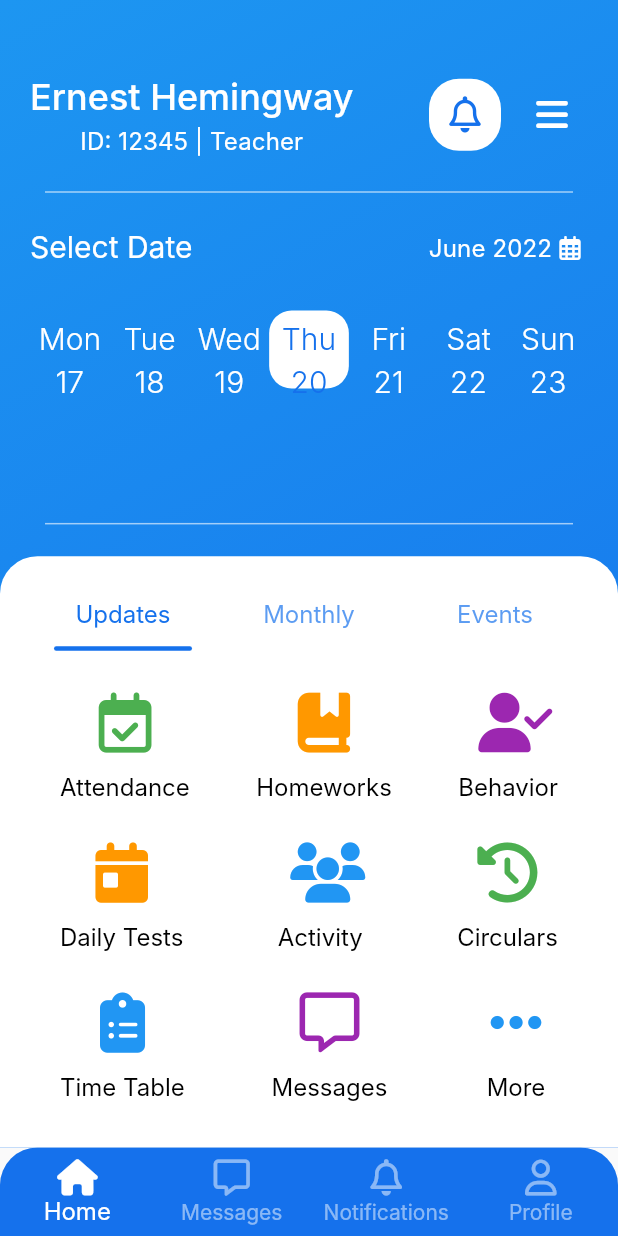
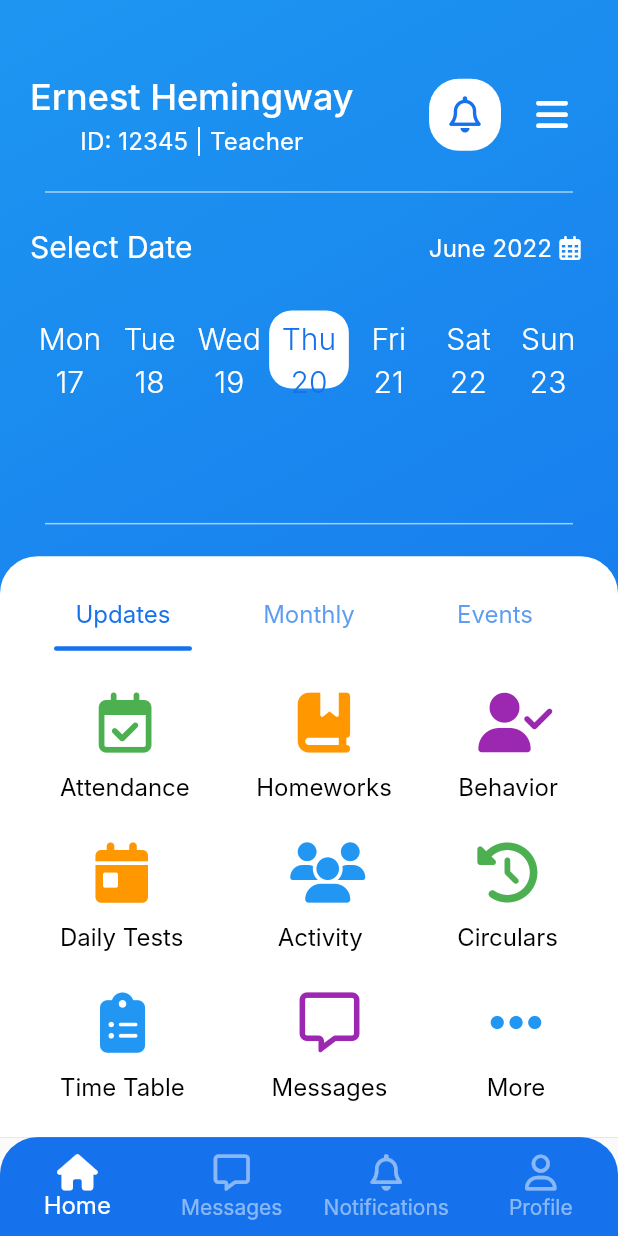
Before and after one commit to MohadesehHakimi/school_management, a Flutter app: the screen it shows after launch, on a phone screen of 412 x 824 dp. Run offline on Flutter 3.47's test engine with Material 2 defaults, Android fonts, the phone set to English and light mode, and no system bars; drawn by our look-alikes of table_calendar; our stand-ins replace font_awesome_flutter; Roboto replaces fonts that are missing (Inter).

Commit message:
chore: increase height of bottom navigation bar

```diff
--- a/lib/widgets/bottom_navigation_bar.dart
+++ b/lib/widgets/bottom_navigation_bar.dart
@@ -19,7 +19,9 @@ class _CustomBottomNavigationBarState extends State<CustomBottomNavigationBar> {
 
   @override
   Widget build(BuildContext context) {
-    return ClipRRect(
+    return SizedBox(
+      height: MediaQuery.of(context).size.height * 0.08,
+      child: ClipRRect(
         borderRadius: const BorderRadius.only(
           topLeft: Radius.circular(25.0),
           topRight: Radius.circular(25.0),
@@ -52,6 +54,7 @@ class _CustomBottomNavigationBarState extends State<CustomBottomNavigationBar> {
           backgroundColor: Theme.of(context).colorScheme.primary,
           onTap: _onItemTapped,
         ),
+      ),
     );
   }
 }
```
Lines whose indentation alone changed are shown as unchanged.
